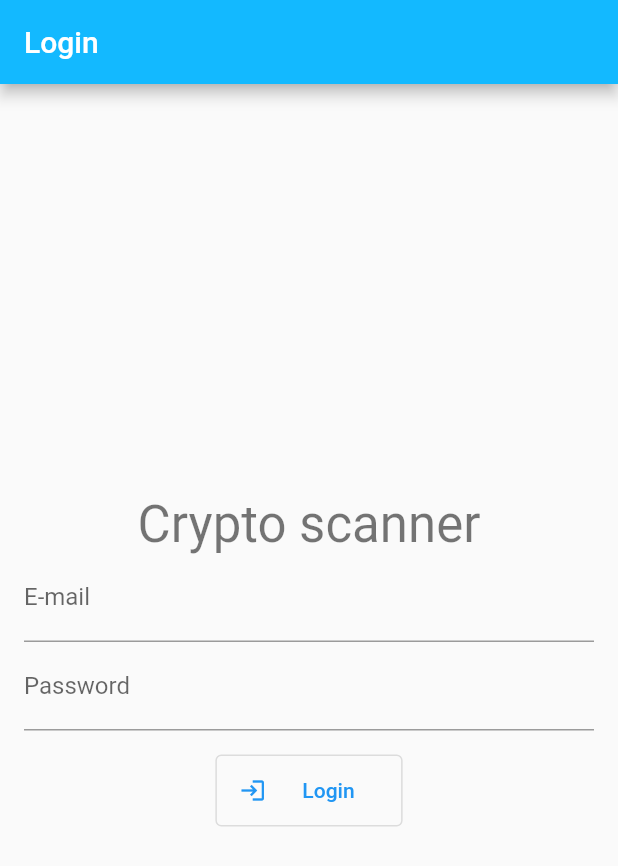
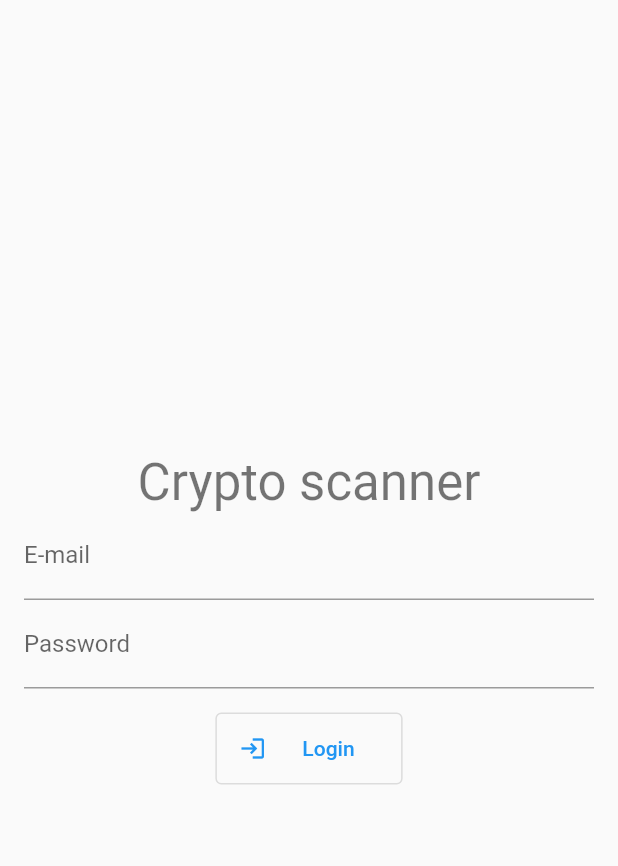
Before and after one commit to tieorange/crypto_prices_scanner_flutter, a Flutter app: the screen it shows after launch, on a phone screen of 412 x 824 dp. Shown: the top 866 px of the screen. Run offline on Flutter 3.47's test engine with Material 2 defaults, Android fonts, the phone set to English and light mode, and no system bars; our stand-ins replace bloc, flutter_bloc; generated files the repository leaves out were written again.

Commit message:
Removed unnecessary app bar from login

```diff
--- a/lib/presentation/login/view/login_page.dart
+++ b/lib/presentation/login/view/login_page.dart
@@ -22,9 +22,8 @@ class SignInSignUpView extends StatelessWidget {
   @override
   Widget build(BuildContext context) {
     final l10n = context.l10n;
-    return Scaffold(
-      appBar: AppBar(title: Text(l10n.loginAppBarTitle)),
-      body: const Center(
+    return const Scaffold(
+      body: Center(
         child: SingleChildScrollView(
           child: Padding(
             padding: EdgeInsets.all(16),
```
